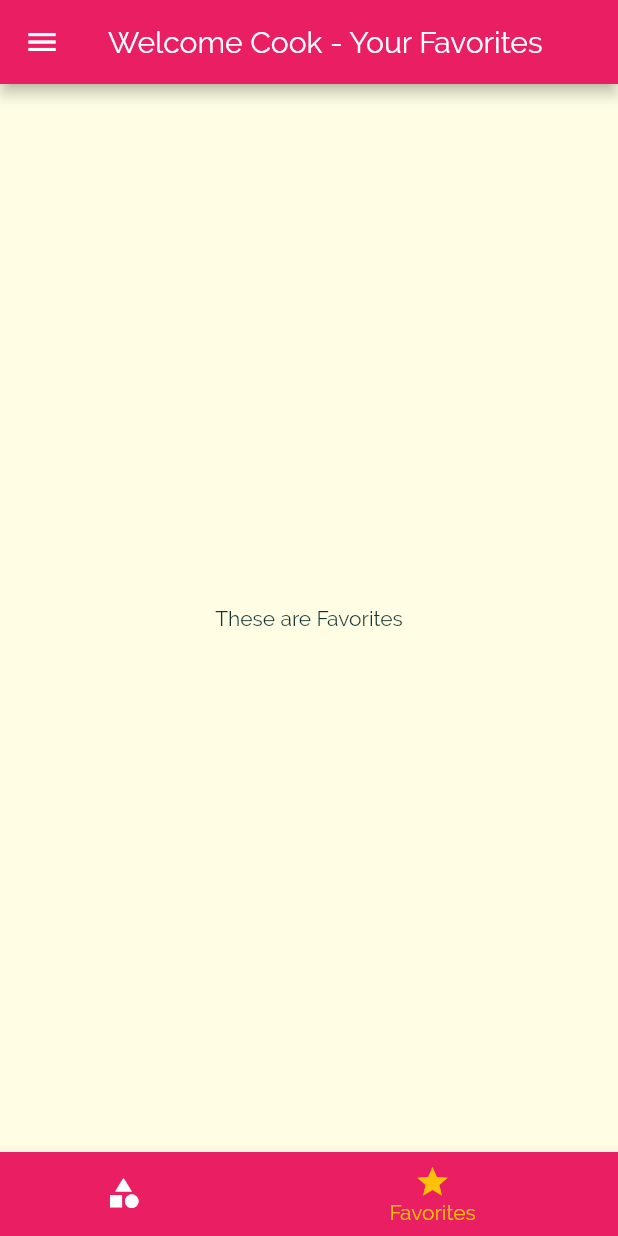
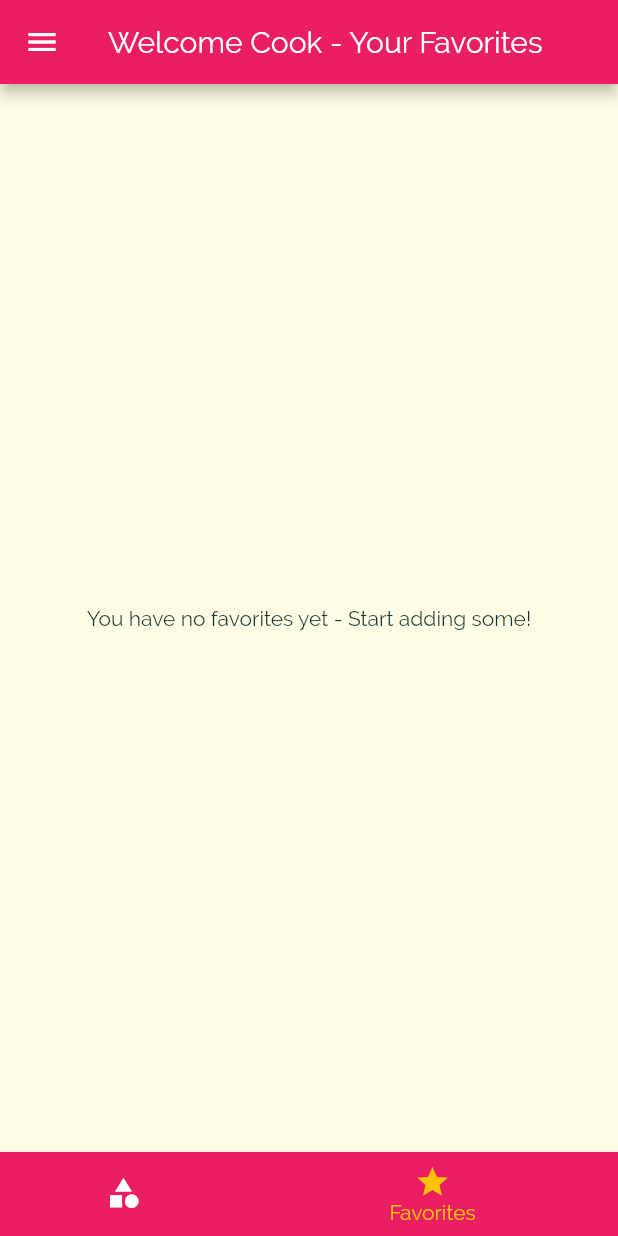
Before and after one commit to silvioCifone/MealsApp, a Flutter app: the screen it shows after launch, item 2 of the bottom bar chosen, on a phone screen of 412 x 824 dp. Run offline on Flutter 3.47's test engine with Material 2 defaults, Android fonts, the light colour scheme and no system bars.

Commit message:
Add Favorite Stars
Now you can add items to favorite group, with a FAB. They are visible in the favorite tab

```diff
--- a/lib/main.dart
+++ b/lib/main.dart
@@ -25,6 +25,7 @@ class _MyAppState extends State<MyApp> {
     "isVegetarian": false,
   };
   List<Meal> _availableMeals = DUMMY_MEALS;
+  List<Meal> _favoriteMeals = [];
 
   void _setFilters(Map<String, bool> filterData) {
     setState(() {
@@ -45,6 +46,25 @@ class _MyAppState extends State<MyApp> {
         return true;
       }).toList();
     });
+  }
+
+  void _onFavoriteUpdate(String mealId) {
+    final existingIndex =
+        _favoriteMeals.indexWhere((meal) => meal.id == mealId);
+    if (existingIndex >= 0) {
+      setState(() {
+        _favoriteMeals.removeAt(existingIndex);
+      });
+    } else {
+      setState(() {
+        _favoriteMeals
+            .add(_availableMeals.firstWhere((meal) => meal.id == mealId));
+      });
+    }
+  }
+
+  bool _isMealFavorite(String mealId) {
+    return _favoriteMeals.any((meal) => meal.id == mealId);
   }
 
   @override
@@ -70,15 +90,17 @@ class _MyAppState extends State<MyApp> {
               ),
             ),
       ),
-      home: TabsScreen(),
+      home: TabsScreen(_favoriteMeals),
       initialRoute: "/",
       //It defines the default route at start
       routes: {
         //"/": (context) => CategoriesScreen(), It's the same sintax of the home parameter in MaterialApp widget arguments
         CategoryMealsScreen.routeName: (context) =>
             CategoryMealsScreen(_availableMeals),
-        MealDetailScreen.routeName: (context) => MealDetailScreen(),
-        FiltersScreen.routeName: (context) => FiltersScreen(_setFilters, _filters),
+        MealDetailScreen.routeName: (context) =>
+            MealDetailScreen(_onFavoriteUpdate, _isMealFavorite),
+        FiltersScreen.routeName: (context) =>
+            FiltersScreen(_setFilters, _filters),
       },
       /** It's called every times that we use a non existent route. In this case
        * if we comment row 40, clicking in a meal item redirect to Categories
--- a/lib/screens/category_meals_screen.dart
+++ b/lib/screens/category_meals_screen.dart
@@ -33,11 +33,11 @@ class _CategoryMealsScreenState extends State<CategoryMealsScreen> {
     super.didChangeDependencies();
   }
 
-  void _onMealRemove(String mealId) {
+  /*void _onMealRemove(String mealId) {
     setState(() {
       _displayedMeals.removeWhere((meal) => meal.id == mealId);
     });
-  }
+  }*/
 
   @override
   Widget build(BuildContext context) {
@@ -54,7 +54,6 @@ class _CategoryMealsScreenState extends State<CategoryMealsScreen> {
             _displayedMeals[index].duration,
             _displayedMeals[index].complexity,
             _displayedMeals[index].affordability,
-            this._onMealRemove,
           );
         },
         itemCount: _displayedMeals.length,
--- a/lib/screens/favorites_screen.dart
+++ b/lib/screens/favorites_screen.dart
@@ -1,8 +1,32 @@
 import 'package:flutter/material.dart';
+import 'package:meals_app/models/meal.dart';
+import 'package:meals_app/widgets/meal_item.dart';
 
 class FavoritesScreen extends StatelessWidget {
+  final List<Meal> favoriteMeals;
+
+  FavoritesScreen(this.favoriteMeals);
+
   @override
   Widget build(BuildContext context) {
-    return Center(child: Text("These are Favorites"),);
+    if (favoriteMeals.isEmpty) {
+      return Center(
+        child: Text("You have no favorites yet - Start adding some!"),
+      );
+    } else {
+      return ListView.builder(
+        itemBuilder: (context, index) {
+          return MealItem.name(
+            favoriteMeals[index].id,
+            favoriteMeals[index].title,
+            favoriteMeals[index].imageUrl,
+            favoriteMeals[index].duration,
+            favoriteMeals[index].complexity,
+            favoriteMeals[index].affordability,
+          );
+        },
+        itemCount: favoriteMeals.length,
+      );
+    }
   }
 }
--- a/lib/screens/tabs_screen.dart
+++ b/lib/screens/tabs_screen.dart
@@ -1,26 +1,37 @@
 import 'package:flutter/material.dart';
+import 'package:meals_app/models/meal.dart';
 import 'package:meals_app/screens/categories_screen.dart';
 import 'package:meals_app/screens/favorites_screen.dart';
 import 'package:meals_app/widgets/main_drawer.dart';
 
 class TabsScreen extends StatefulWidget {
+  final List<Meal> favoriteMeals;
+
+  TabsScreen(this.favoriteMeals);
+
   @override
   _TabsScreenState createState() => _TabsScreenState();
 }
 
 class _TabsScreenState extends State<TabsScreen> {
-  final List<Map<String, Object>> _pages = [
+  List<Map<String, Object>> _pages;
+
+  int _selectedPageIndex = 0;
+
+  @override
+  void initState() {
+    this._pages = [
       {
         "page": CategoriesScreen(),
         "title": "Categories",
       },
       {
-      "page": FavoritesScreen(),
+        "page": FavoritesScreen(widget.favoriteMeals),
         "title": "Your Favorites",
       }
     ];
-
-  int _selectedPageIndex = 0;
+    super.initState();
+  }
 
   void _onPageSelect(int index) {
     setState(() {
```
Also changed, not shown: lib/screens/meal_detail_screen.dart (+12 -20 lines), lib/widgets/meal_item.dart (+1 -6 lines). Lines whose indentation alone changed are shown as unchanged.
